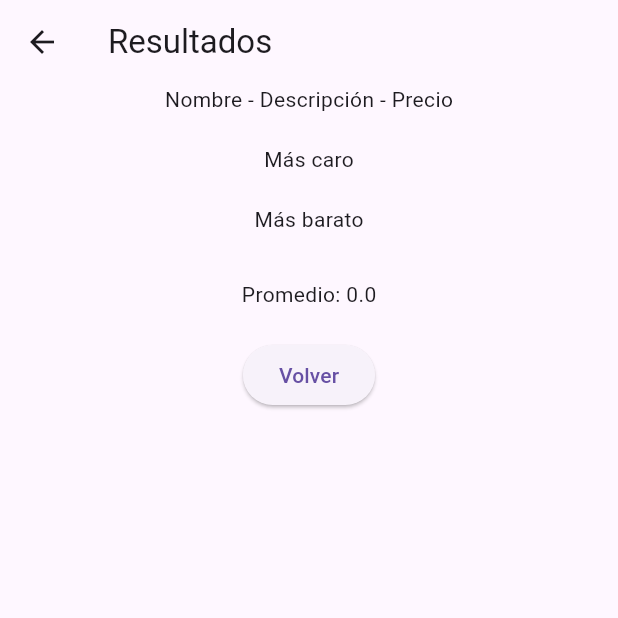
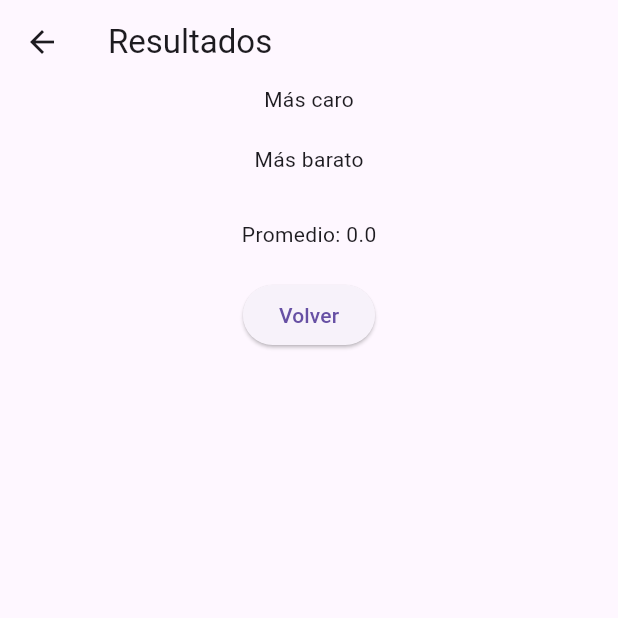
Before and after one commit to TiagoBesaron/Product_dap, a Flutter app: the screen it shows after launch, after a tap on "Calcular", on a phone screen of 412 x 824 dp, the top half of it. Run offline on Flutter 3.47's test engine with Material 3 defaults, Android fonts, the phone set to English and light mode, and no system bars; our stand-ins replace go_router.

Commit message:
codigo terminado

```diff
--- a/product_dap/lib/screens/home_screen.dart
+++ b/product_dap/lib/screens/home_screen.dart
@@ -43,15 +43,23 @@ class _HomeScreenState extends State<HomeScreen> {
   Widget build(BuildContext context) {
     return Scaffold(
       appBar: AppBar(title: const Text("Carga de productos")),
-      body: Center(
+      body: Padding(
+  padding: const EdgeInsets.all(16),
   child: Column(
     mainAxisAlignment: MainAxisAlignment.center,
     children: [
 
+      const Text(
+        "Agregar Producto",
+        style: TextStyle(fontSize: 22, fontWeight: FontWeight.bold),
+      ),
+
+      const SizedBox(height: 20),
+
       TextField(
         controller: nameController,
         decoration: const InputDecoration(
-                hintText: 'Nombre producto',
+          labelText: 'Nombre',
           border: OutlineInputBorder(),
         ),
       ),
@@ -61,7 +69,7 @@ class _HomeScreenState extends State<HomeScreen> {
       TextField(
         controller: descController,
         decoration: const InputDecoration(
-                hintText: 'Descripción',
+          labelText: 'Descripción',
           border: OutlineInputBorder(),
         ),
       ),
@@ -72,27 +80,29 @@ class _HomeScreenState extends State<HomeScreen> {
         controller: priceController,
         keyboardType: TextInputType.number,
         decoration: const InputDecoration(
-                hintText: 'Precio',
+          labelText: 'Precio',
           border: OutlineInputBorder(),
         ),
       ),
 
-            const SizedBox(height: 10),
+      const SizedBox(height: 20),
 
+      Row(
+        mainAxisAlignment: MainAxisAlignment.center,
+        children: [
           ElevatedButton(
             onPressed: agregarProducto,
             child: const Text('Agregar'),
           ),
-
+          const SizedBox(width: 10),
           ElevatedButton(
             onPressed: () {
               context.push('/result', extra: products);
             },
             child: const Text('Calcular'),
           ),
-
-            const SizedBox(height: 20),
-
+        ],
+      ),
     ],
   ),
 ),
--- a/product_dap/lib/screens/result_screen.dart
+++ b/product_dap/lib/screens/result_screen.dart
@@ -41,19 +41,18 @@ class ResultScreen extends StatelessWidget {
       body: Center(
         child: Column(
           children: [
-            const Text("Nombre - Descripción - Precio"),
-
-            const SizedBox(height: 20),
-
 const Text("Más caro"),
 
 if (caro != null)
-              Column(
+  Center(
+    child: Column(
+      crossAxisAlignment: CrossAxisAlignment.center,
       children: [
         Text("Nombre: ${caro.name}"),
         Text("Descripción: ${caro.description}"),
         Text("Precio: ${caro.price}"),
       ],
+    ),
   ),
 
 const SizedBox(height: 20),
@@ -61,11 +60,13 @@ class ResultScreen extends StatelessWidget {
 const Text("Más barato"),
 
 if (barato != null)
-            Center(child: Row(
+  Center(
+    child: Column(
+      crossAxisAlignment: CrossAxisAlignment.center,
       children: [
-                  Text("Nombre: ${barato.name} "),
-                  Text("Descripción: ${barato.description} "),
-                  Text("Precio: ${barato.price} "),
+        Text("Nombre: ${barato.name}"),
+        Text("Descripción: ${barato.description}"),
+        Text("Precio: ${barato.price}"),
       ],
     ),
   ),
--- a/product_dap/pubspec.yaml
+++ b/product_dap/pubspec.yaml
@@ -1,4 +1,4 @@
-name: product_dap
+name: Product_dap
 description: "A new Flutter project."
 publish_to: 'none'
 version: 0.1.0+1
```
Lines whose indentation alone changed are shown as unchanged.
